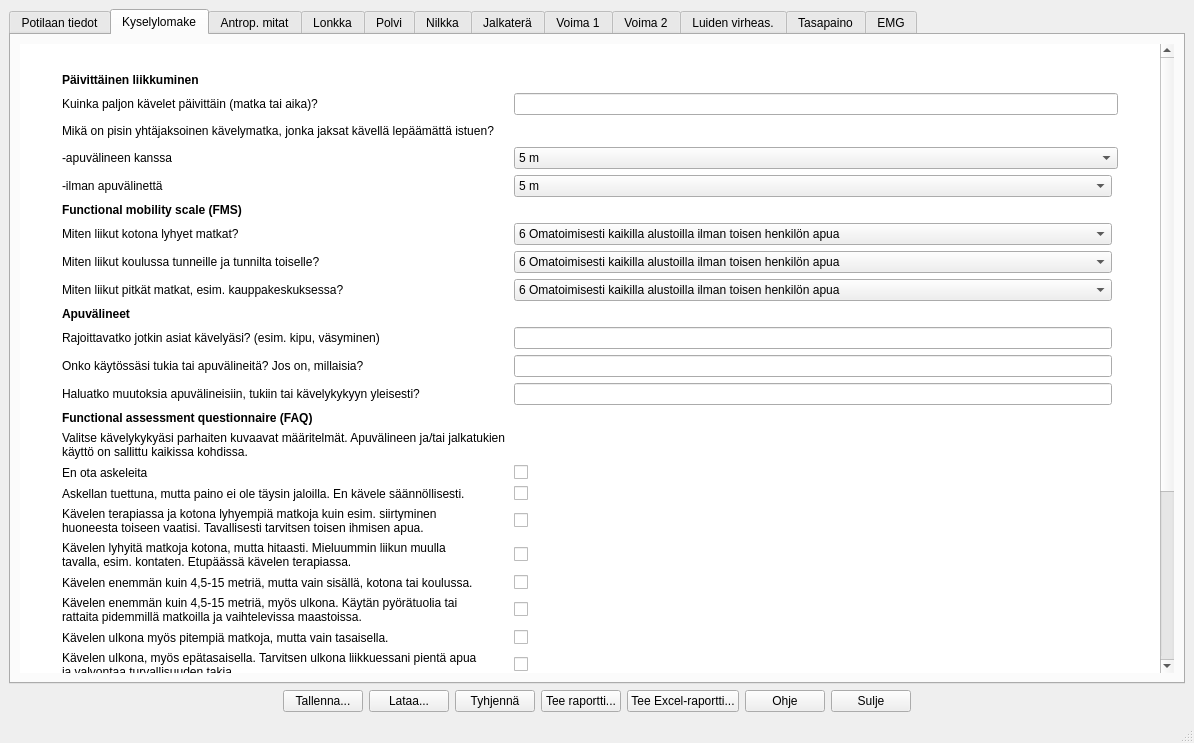
Old version of the form tabbed_design.ui in the repository jjnurminen/liikelaaj.
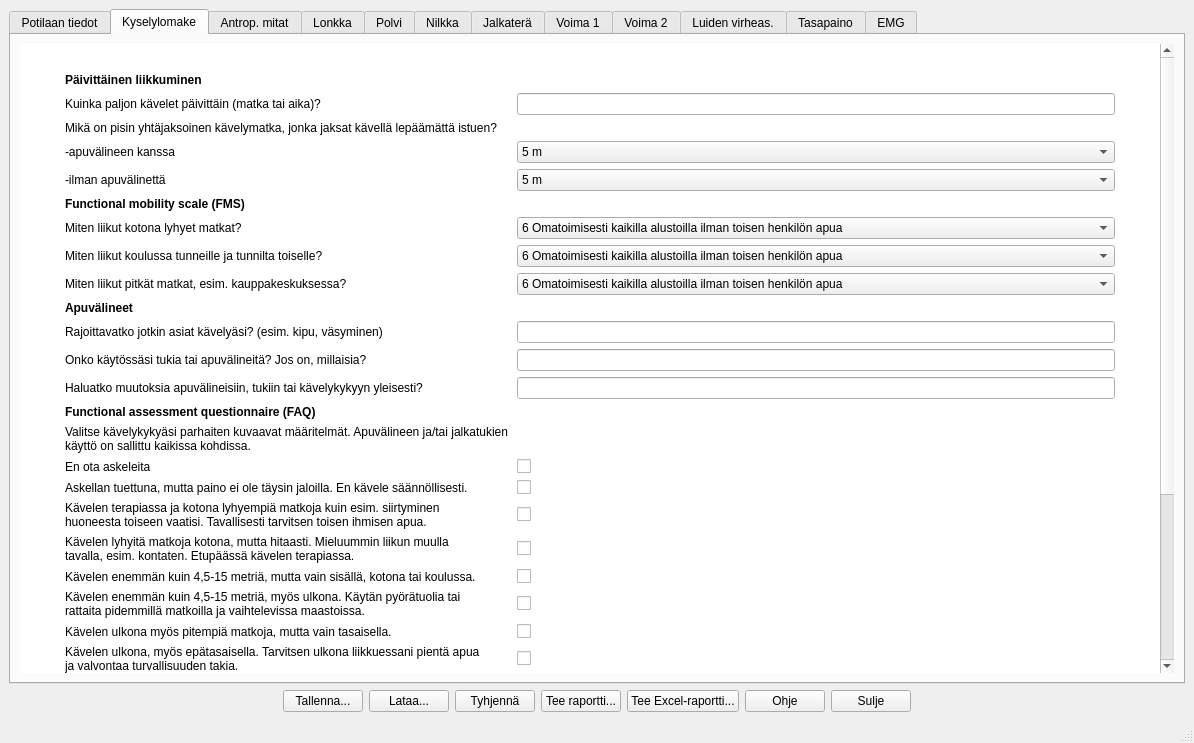
New version of the form. The open tabs and pages were chosen to show the change. Custom widgets are drawn as their Qt base class.

Commit message: fix layout glitch

```diff
--- a/tabbed_design.ui
+++ b/tabbed_design.ui
@@ -327,7 +327,7 @@
              <x>0</x>
              <y>0</y>
              <width>1135</width>
-             <height>830</height>
+             <height>823</height>
             </rect>
            </property>
            <property name="palette">
@@ -611,6 +611,9 @@
                 </property>
                </widget>
               </item>
+              <item row="2" column="2">
+               <widget class="QLineEdit" name="lnKyselyPaivittainenMatka"/>
+              </item>
               <item row="19" column="2">
                <widget class="QCheckBox" name="xbKyselyFAQKavelenLyhyitaMatkojaKotona">
                 <property name="text">
@@ -646,6 +649,35 @@
                 </property>
                </widget>
               </item>
+              <item row="4" column="2">
+               <widget class="QComboBox" name="cbKyselyPaivittainenYhtajaksMatkaApuv">
+                <item>
+                 <property name="text">
+                  <string>5 m</string>
+                 </property>
+                </item>
+                <item>
+                 <property name="text">
+                  <string>50 m</string>
+                 </property>
+                </item>
+                <item>
+                 <property name="text">
+                  <string>500 m</string>
+                 </property>
+                </item>
+                <item>
+                 <property name="text">
+                  <string>1-2 km</string>
+                 </property>
+                </item>
+                <item>
+                 <property name="text">
+                  <string>Yli 3 km</string>
+                 </property>
+                </item>
+               </widget>
+              </item>
               <item row="4" column="1">
                <widget class="QLabel" name="label_137">
                 <property name="text">
@@ -667,19 +699,6 @@
                 </property>
                </widget>
               </item>
-              <item row="3" column="4">
-               <spacer name="horizontalSpacer_80">
-                <property name="orientation">
-                 <enum>Qt::Horizontal</enum>
-                </property>
-                <property name="sizeHint" stdset="0">
-                 <size>
-                  <width>40</width>
-                  <height>20</height>
-                 </size>
-                </property>
-               </spacer>
-              </item>
               <item row="1" column="1">
                <widget class="QLabel" name="label_142">
                 <property name="font">
@@ -720,35 +739,6 @@
                 </property>
                </widget>
               </item>
-              <item row="4" column="2" colspan="2">
-               <widget class="QComboBox" name="cbKyselyPaivittainenYhtajaksMatkaApuv">
-                <item>
-                 <property name="text">
-                  <string>5 m</string>
-                 </property>
-                </item>
-                <item>
-                 <property name="text">
-                  <string>50 m</string>
-                 </property>
-                </item>
-                <item>
-                 <property name="text">
-                  <string>500 m</string>
-                 </property>
-                </item>
-                <item>
-                 <property name="text">
-                  <string>1-2 km</string>
-                 </property>
-                </item>
-                <item>
-                 <property name="text">
-                  <string>Yli 3 km</string>
-                 </property>
-                </item>
-               </widget>
-              </item>
               <item row="24" column="1">
                <widget class="QLabel" name="label_126">
                 <property name="text">
@@ -963,9 +953,6 @@
                 </property>
                </widget>
               </item>
-              <item row="2" column="2" colspan="2">
-               <widget class="QLineEdit" name="lnKyselyPaivittainenMatka"/>
-              </item>
               <item row="13" column="2">
                <widget class="QLineEdit" name="lnKyselyApuvMuutokset"/>
               </item>
@@ -985,6 +972,19 @@
                 </property>
                </spacer>
               </item>
+              <item row="2" column="3">
+               <spacer name="horizontalSpacer_153">
+                <property name="orientation">
+                 <enum>Qt::Horizontal</enum>
+                </property>
+                <property name="sizeHint" stdset="0">
+                 <size>
+                  <width>40</width>
+                  <height>20</height>
+                 </size>
+                </property>
+               </spacer>
+              </item>
              </layout>
             </item>
            </layout>
```
